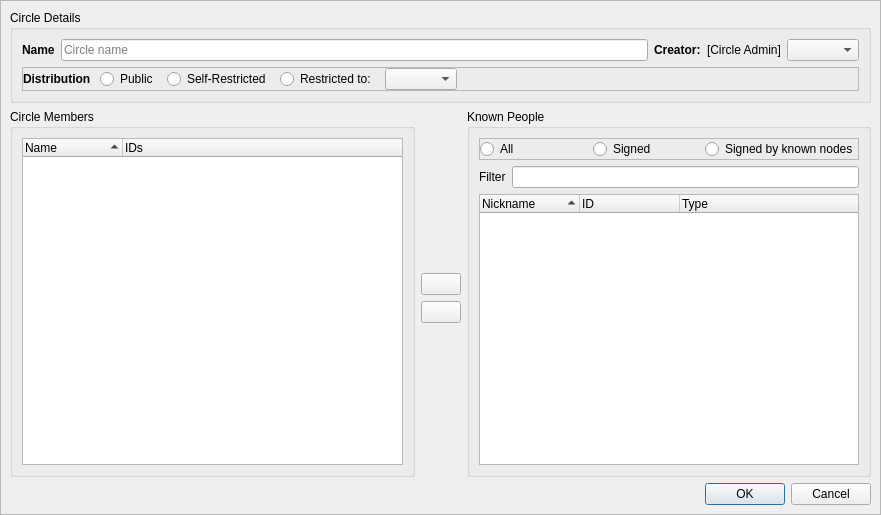
Before: the Qt Designer form retroshare-gui/src/gui/Circles/CreateCircleDialog.ui in RetroShare/RetroShare, drawn with Qt 5.
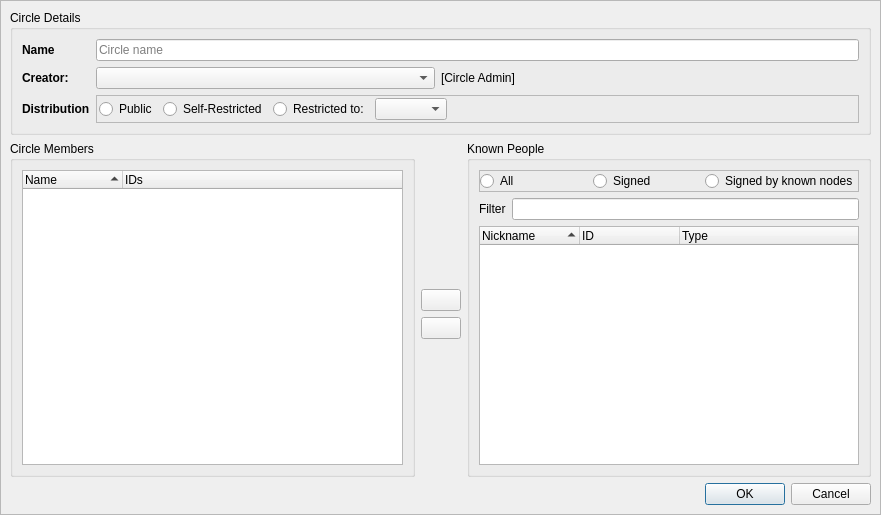
After: the same form once the commit is applied. Icons and pictures are not drawn. Custom widgets are drawn as their Qt base class.

Commit message: improving the create circle layout

```diff
--- a/retroshare-gui/src/gui/Circles/CreateCircleDialog.ui
+++ b/retroshare-gui/src/gui/Circles/CreateCircleDialog.ui
@@ -229,10 +229,10 @@
         <property name="title">
          <string>Circle Details</string>
         </property>
-        <layout class="QVBoxLayout" name="verticalLayout_3">
-         <item>
-          <layout class="QHBoxLayout" name="horizontalLayout_5">
-           <item>
+        <layout class="QGridLayout" name="gridLayout_5">
+         <item row="0" column="0">
+          <layout class="QGridLayout" name="gridLayout_3">
+           <item row="0" column="0">
             <widget class="QLabel" name="label_2">
              <property name="font">
               <font>
@@ -245,14 +245,14 @@
              </property>
             </widget>
            </item>
-           <item>
+           <item row="0" column="1" colspan="3">
             <widget class="QLineEdit" name="circleName">
              <property name="placeholderText">
               <string>Circle name</string>
              </property>
             </widget>
            </item>
-           <item>
+           <item row="1" column="0">
             <widget class="QLabel" name="idChooserLabel">
              <property name="font">
               <font>
@@ -265,38 +265,43 @@
              </property>
             </widget>
            </item>
-           <item>
-            <widget class="GxsIdLabel" name="circleAdminLabel">
-             <property name="text">
-              <string>[Circle Admin]</string>
-             </property>
-            </widget>
-           </item>
-           <item>
+           <item row="1" column="1">
             <widget class="GxsIdChooser" name="idChooser">
+             <property name="sizePolicy">
+              <sizepolicy hsizetype="Expanding" vsizetype="Fixed">
+               <horstretch>0</horstretch>
+               <verstretch>0</verstretch>
+              </sizepolicy>
+             </property>
              <property name="toolTip">
               <string>&lt;html&gt;&lt;head/&gt;&lt;body&gt;&lt;p&gt;The creator of a circle does not need to be known. It is however useful for public circles so that people know to whom to send a request for membership.&lt;/p&gt;&lt;/body&gt;&lt;/html&gt;</string>
              </property>
             </widget>
            </item>
-          </layout>
-         </item>
-         <item>
-          <widget class="QFrame" name="frame_Distribution">
-           <property name="frameShape">
-            <enum>QFrame::StyledPanel</enum>
-           </property>
-           <property name="frameShadow">
-            <enum>QFrame::Raised</enum>
-           </property>
-           <layout class="QHBoxLayout" name="horizontalLayout">
-            <property name="spacing">
-             <number>9</number>
-            </property>
-            <property name="margin">
-             <number>0</number>
-            </property>
-            <item>
+           <item row="1" column="2">
+            <widget class="GxsIdLabel" name="circleAdminLabel">
+             <property name="text">
+              <string>[Circle Admin]</string>
+             </property>
+            </widget>
+           </item>
+           <item row="1" column="3">
+            <spacer name="horizontalSpacer_2">
+             <property name="orientation">
+              <enum>Qt::Horizontal</enum>
+             </property>
+             <property name="sizeType">
+              <enum>QSizePolicy::Expanding</enum>
+             </property>
+             <property name="sizeHint" stdset="0">
+              <size>
+               <width>40</width>
+               <height>20</height>
+              </size>
+             </property>
+            </spacer>
+           </item>
+           <item row="2" column="0">
              <widget class="QLabel" name="label_3">
               <property name="font">
                <font>
@@ -309,7 +314,28 @@
               </property>
              </widget>
             </item>
-            <item>
+           <item row="2" column="1" colspan="3">
+            <widget class="QFrame" name="frame_Distribution">
+             <property name="frameShape">
+              <enum>QFrame::StyledPanel</enum>
+             </property>
+             <property name="frameShadow">
+              <enum>QFrame::Raised</enum>
+             </property>
+             <layout class="QGridLayout" name="gridLayout_4">
+              <property name="leftMargin">
+               <number>2</number>
+              </property>
+              <property name="topMargin">
+               <number>2</number>
+              </property>
+              <property name="rightMargin">
+               <number>2</number>
+              </property>
+              <property name="bottomMargin">
+               <number>2</number>
+              </property>
+              <item row="0" column="0">
              <widget class="QRadioButton" name="radioButton_Public">
               <property name="toolTip">
                <string>&lt;html&gt;&lt;head/&gt;&lt;body&gt;&lt;p&gt;Publicly distributed circles are visible to your friends, which will get to know the circle data (Creator, members, etc)&lt;/p&gt;&lt;/body&gt;&lt;/html&gt;</string>
@@ -319,7 +345,7 @@
               </property>
              </widget>
             </item>
-            <item>
+              <item row="0" column="1">
              <widget class="QRadioButton" name="radioButton_Self">
               <property name="toolTip">
                <string>&lt;html&gt;&lt;head/&gt;&lt;body&gt;&lt;p&gt;Self-restricted circles (the very existance of the circle, and its actual content) are only visible to the members of these circles. In practice the circle uses itself to limit its own distribution. &lt;/p&gt;&lt;/body&gt;&lt;/html&gt;</string>
@@ -329,7 +355,7 @@
               </property>
              </widget>
             </item>
-            <item>
+              <item row="0" column="2">
              <widget class="QRadioButton" name="radioButton_Restricted">
               <property name="toolTip">
                <string>&lt;html&gt;&lt;head/&gt;&lt;body&gt;&lt;p&gt;Circles can be restricted to the members of another circle. Only the members of that second circle will be allowed to see the new circle and its content (list of members, etc).&lt;/p&gt;&lt;/body&gt;&lt;/html&gt;</string>
@@ -339,10 +365,10 @@
               </property>
              </widget>
             </item>
-            <item>
+              <item row="0" column="3">
              <widget class="GxsCircleChooser" name="circleComboBox"/>
             </item>
-            <item>
+              <item row="0" column="4">
              <spacer name="horizontalSpacer">
               <property name="orientation">
                <enum>Qt::Horizontal</enum>
@@ -357,6 +383,8 @@
             </item>
            </layout>
           </widget>
+           </item>
+          </layout>
          </item>
         </layout>
        </widget>
```
Left out of the diff: 22 changed lines with no effect on the pictures. Lines whose indentation alone changed are shown as unchanged.
